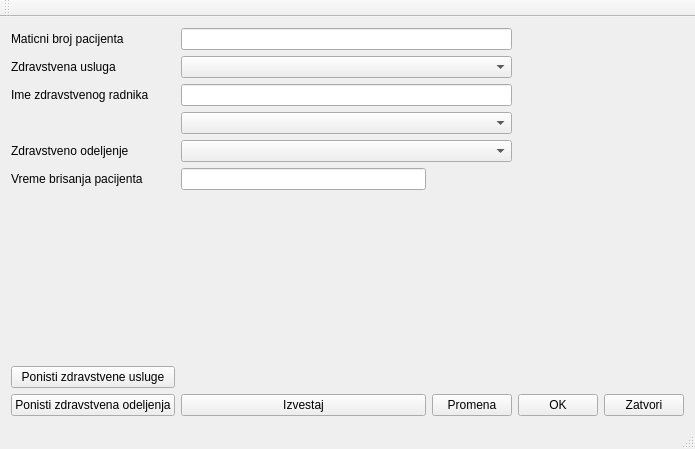
Old version of the form mainwindow.ui in the repository karadzic1101/Usluzni_program_zdr_usluga.
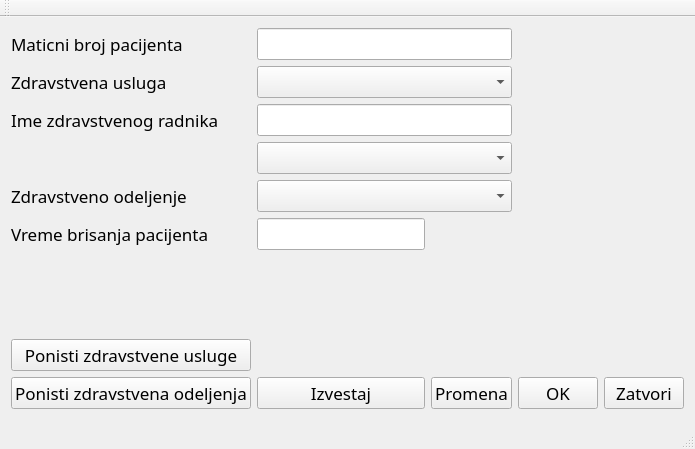
New version of the form.

The edit to the form file:
```diff
--- a/mainwindow.ui
+++ b/mainwindow.ui
@@ -10,6 +10,16 @@
     <height>449</height>
    </rect>
   </property>
+  <property name="font">
+   <font>
+    <family>STIX</family>
+    <pointsize>13</pointsize>
+    <stylestrategy>PreferAntialias</stylestrategy>
+   </font>
+  </property>
+  <property name="contextMenuPolicy">
+   <enum>Qt::DefaultContextMenu</enum>
+  </property>
   <property name="windowTitle">
    <string>MainWindow</string>
   </property>
```
Left out of the diff: 4 changed lines with no effect on the pictures.
